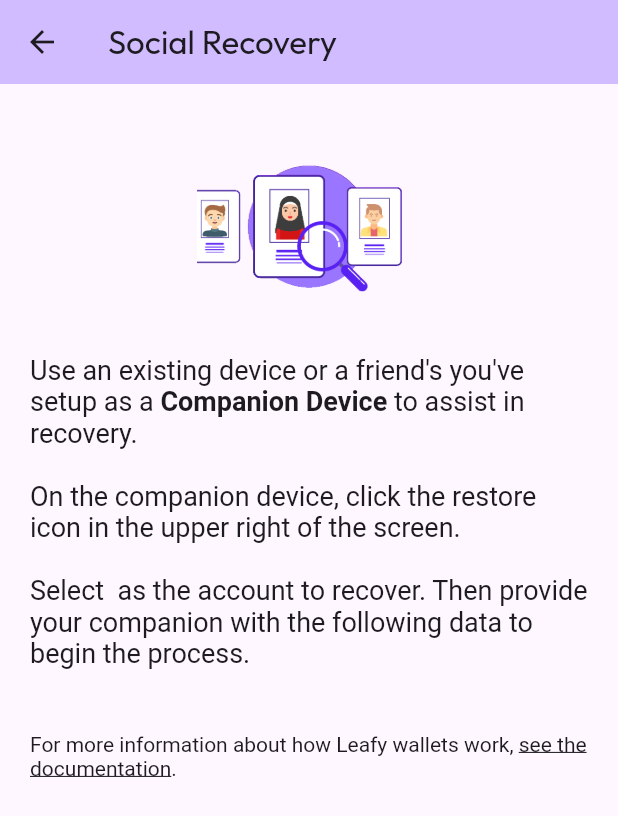
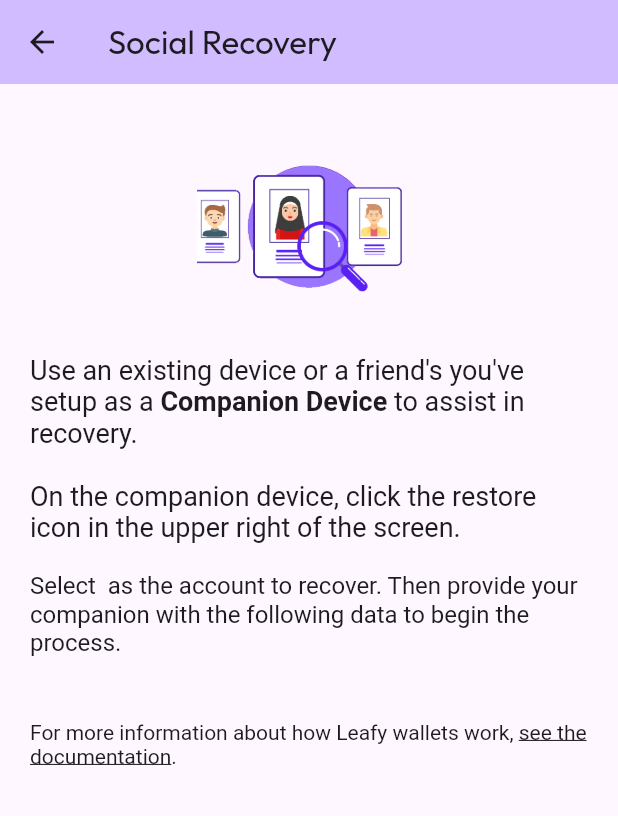
Before and after one commit to blangel/leafy, a Flutter app: the SocialRecoveryPage screen opened directly with empty values, after a tap on "Your Account", on a phone screen of 412 x 824 dp. Shown: the top 816 px of the screen. Run offline on Flutter 3.47's test engine with Material 3 defaults, Android fonts, the phone set to English and light mode, and no system bars; our stand-ins replace animated_text_kit, auto_size_text, firebase_core, flutter_multi_formatter, flutter_secure_storage, google_fonts and 6 more; missing offline and left inert: app_settings, cloud_kit, encrypt, googleapis, mobile_scanner, screen_brightness; accounts and stored records are empty; generated files the repository leaves out were written again; statements that could not run were skipped.

Commit message:
changes for google play store submission

```diff
--- a/frontend/lib/social_recovery.dart
+++ b/frontend/lib/social_recovery.dart
@@ -531,9 +531,9 @@ class _SocialRecoveryState extends State<SocialRecoveryPage> {
                           children: [
                             TextSpan(text: "Companion Device", style: TextStyle(fontSize: 18, fontWeight: FontWeight.bold, color: Theme.of(context).textTheme.bodyMedium!.color)),
                             TextSpan(text: " to assist in recovery.\n\nOn the companion device, click the restore icon in the upper right of the screen.", style: TextStyle(fontSize: 18, color: Theme.of(context).textTheme.bodyMedium!.color)),
-                            TextSpan(text: "\n\nSelect ", style: TextStyle(fontSize: 18, color: Theme.of(context).textTheme.bodyMedium!.color)),
+                            TextSpan(text: "\n\nSelect ", style: TextStyle(fontSize: 16, color: Theme.of(context).textTheme.bodyMedium!.color)),
                             TextSpan(text: arguments.remoteAccountId, style: TextStyle(fontSize: 20, fontWeight: FontWeight.bold, color: Theme.of(context).textTheme.bodyMedium!.color)),
-                            TextSpan(text: " as the account to recover. Then provide your companion with the following data to begin the process.", style: TextStyle(fontSize: 18, color: Theme.of(context).textTheme.bodyMedium!.color)),
+                            TextSpan(text: " as the account to recover. Then provide your companion with the following data to begin the process.", style: TextStyle(fontSize: 16, color: Theme.of(context).textTheme.bodyMedium!.color)),
                           ])
                       )),
                   if (_socialKeyPair != null)
--- a/frontend/pubspec.yaml
+++ b/frontend/pubspec.yaml
@@ -16,7 +16,7 @@ publish_to: 'none' # Remove this line if you wish to publish to pub.dev
 # https://developer.apple.com/library/archive/documentation/General/Reference/InfoPlistKeyReference/Articles/CoreFoundationKeys.html
 # In Windows, build-name is used as the major, minor, and patch parts
 # of the product and file versions while build-number is used as the build suffix.
-version: 1.0.0+1
+version: 0.0.1+2
 
 environment:
   sdk: '>=3.2.4 <4.0.0'
```
Also changed, not shown: website/lib/main.dart (+14 -13 lines), 4 other files.
